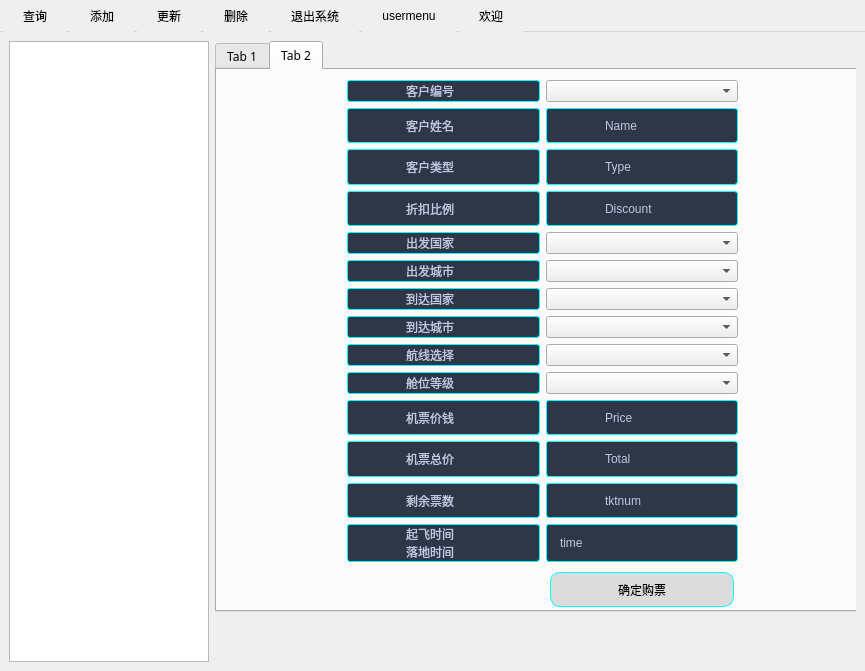
Above: MainWindow/flightmanager.ui from Greenhandyanjx/316new_flight before the change. Below: the same form after it.
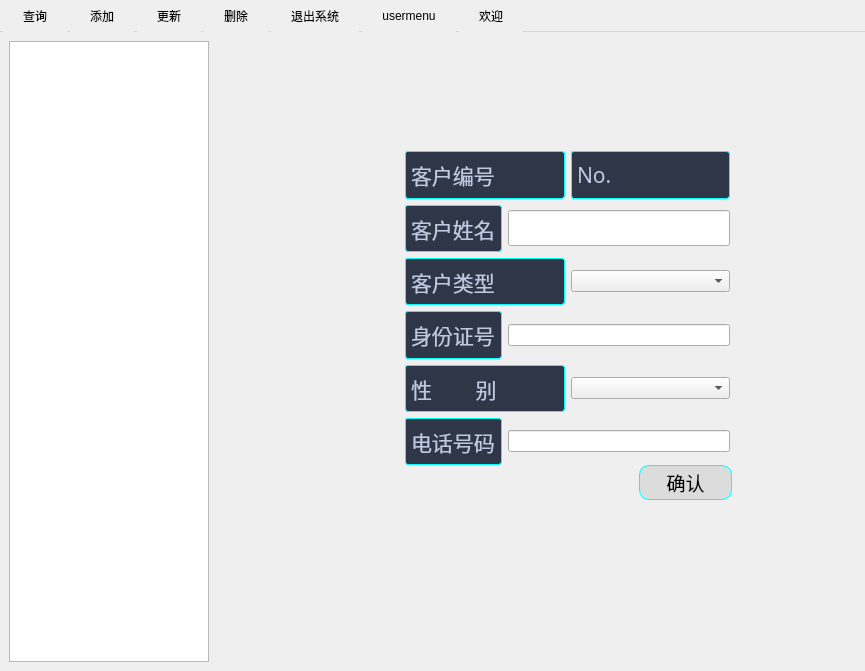
That is the form after the change. The open tabs and pages were chosen to show the change. Icons and pictures are not drawn.

Patch:
```diff
--- a/MainWindow/flightmanager.ui
+++ b/MainWindow/flightmanager.ui
@@ -769,10 +769,31 @@
     background-color: rgb(44,133,240); /* 设置按钮被选中时的背景颜色 */
     color: #ffffff; /* 设置按钮被选中时的文字颜色 */
 }
-#booktickettab{
+#bktpage{
 
 border-image:url(:/images/images/dark.jpg);
 
+}
+#newcustpage{
+
+border-image:url(:/images/images/dark.jpg);
+
+}
+QLabel{
+	font: 12pt &quot;华文楷体&quot;;
+	color: #BDC8E2;
+    font-style: normal;
+    font-weight: normal;
+ 
+    border-style: solid;
+    border-width: 1px;
+    border-color: aqua;
+    border-radius: 3px;
+ 
+    padding-left: 55px;
+    padding-top: 0px;
+ 
+    background-color: #2E3648;
 }</string>
          </property>
          <widget class="QWidget" name="gridLayoutWidget_3">
@@ -786,7 +807,7 @@
           </property>
           <layout class="QGridLayout" name="insertlayout">
            <item row="0" column="0">
-            <widget class="QTabWidget" name="inserttab">
+            <widget class="QStackedWidget" name="inserttab">
              <property name="font">
               <font>
                <family>华文楷体</family>
@@ -798,28 +819,20 @@
              <property name="styleSheet">
               <string notr="true"/>
              </property>
-             <property name="currentIndex">
-              <number>1</number>
-             </property>
-             <property name="tabsClosable">
-              <bool>false</bool>
-             </property>
-             <property name="movable">
-              <bool>true</bool>
-             </property>
-             <property name="tabBarAutoHide">
-              <bool>false</bool>
-             </property>
-             <widget class="QWidget" name="newcustom">
+             <widget class="QWidget" name="newcustpage" native="true">
+              <property name="font">
+               <font>
+                <family>华文楷体</family>
+                <pointsize>14</pointsize>
+               </font>
+              </property>
               <property name="styleSheet">
                <string notr="true">QLabel{
-	font: 15pt &quot;华文楷体&quot;;
-	color:rgb(0, 0, 0);
+	
+	font: 16pt &quot;华文楷体&quot;;
+	padding:10px,10px;
 }</string>
               </property>
-              <attribute name="title">
-               <string>Tab 1</string>
-              </attribute>
               <widget class="QPushButton" name="newokbutton">
                <property name="geometry">
                 <rect>
@@ -844,7 +857,7 @@
                  <x>190</x>
                  <y>110</y>
                  <width>325</width>
-                 <height>311</height>
+                 <height>314</height>
                 </rect>
                </property>
                <layout class="QVBoxLayout" name="verticalLayout_5">
@@ -855,7 +868,7 @@
                     <property name="font">
                      <font>
                       <family>华文楷体</family>
-                      <pointsize>15</pointsize>
+                      <pointsize>16</pointsize>
                       <italic>false</italic>
                       <bold>false</bold>
                      </font>
@@ -870,7 +883,7 @@
                     <property name="font">
                      <font>
                       <family>华文楷体</family>
-                      <pointsize>15</pointsize>
+                      <pointsize>16</pointsize>
                       <italic>false</italic>
                       <bold>false</bold>
                      </font>
@@ -889,7 +902,7 @@
                     <property name="font">
                      <font>
                       <family>华文楷体</family>
-                      <pointsize>15</pointsize>
+                      <pointsize>16</pointsize>
                       <italic>false</italic>
                       <bold>false</bold>
                      </font>
@@ -917,7 +930,7 @@
                     <property name="font">
                      <font>
                       <family>华文楷体</family>
-                      <pointsize>15</pointsize>
+                      <pointsize>16</pointsize>
                       <italic>false</italic>
                       <bold>false</bold>
                      </font>
@@ -939,7 +952,7 @@
                     <property name="font">
                      <font>
                       <family>华文楷体</family>
-                      <pointsize>15</pointsize>
+                      <pointsize>16</pointsize>
                       <italic>false</italic>
                       <bold>false</bold>
                      </font>
@@ -961,7 +974,7 @@
                     <property name="font">
                      <font>
                       <family>华文楷体</family>
-                      <pointsize>15</pointsize>
+                      <pointsize>16</pointsize>
                       <italic>false</italic>
                       <bold>false</bold>
                      </font>
@@ -983,7 +996,7 @@
                     <property name="font">
                      <font>
                       <family>华文楷体</family>
-                      <pointsize>15</pointsize>
+                      <pointsize>16</pointsize>
                       <italic>false</italic>
                       <bold>false</bold>
                      </font>
@@ -1001,28 +1014,7 @@
                </layout>
               </widget>
              </widget>
-             <widget class="QWidget" name="booktickettab">
-              <property name="styleSheet">
-               <string notr="true">QLabel{
-	font: 12pt &quot;华文楷体&quot;;
-	color: #BDC8E2;
-    font-style: normal;
-    font-weight: normal;
- 
-    border-style: solid;
-    border-width: 1px;
-    border-color: aqua;
-    border-radius: 3px;
- 
-    padding-left: 55px;
-    padding-top: 0px;
- 
-    background-color: #2E3648;
-}</string>
-              </property>
-              <attribute name="title">
-               <string>Tab 2</string>
-              </attribute>
+             <widget class="QWidget" name="bktpage" native="true">
               <widget class="QWidget" name="layoutWidget">
                <property name="geometry">
                 <rect>
```
Left out of the diff: 53 changed lines with no effect on the pictures.
